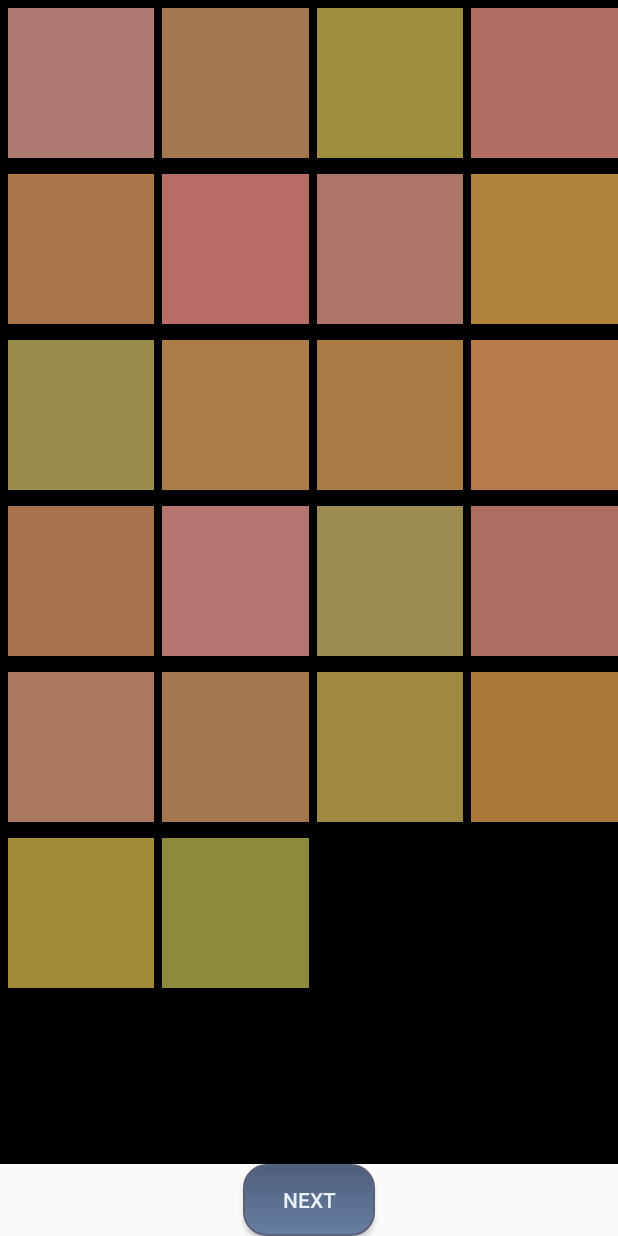
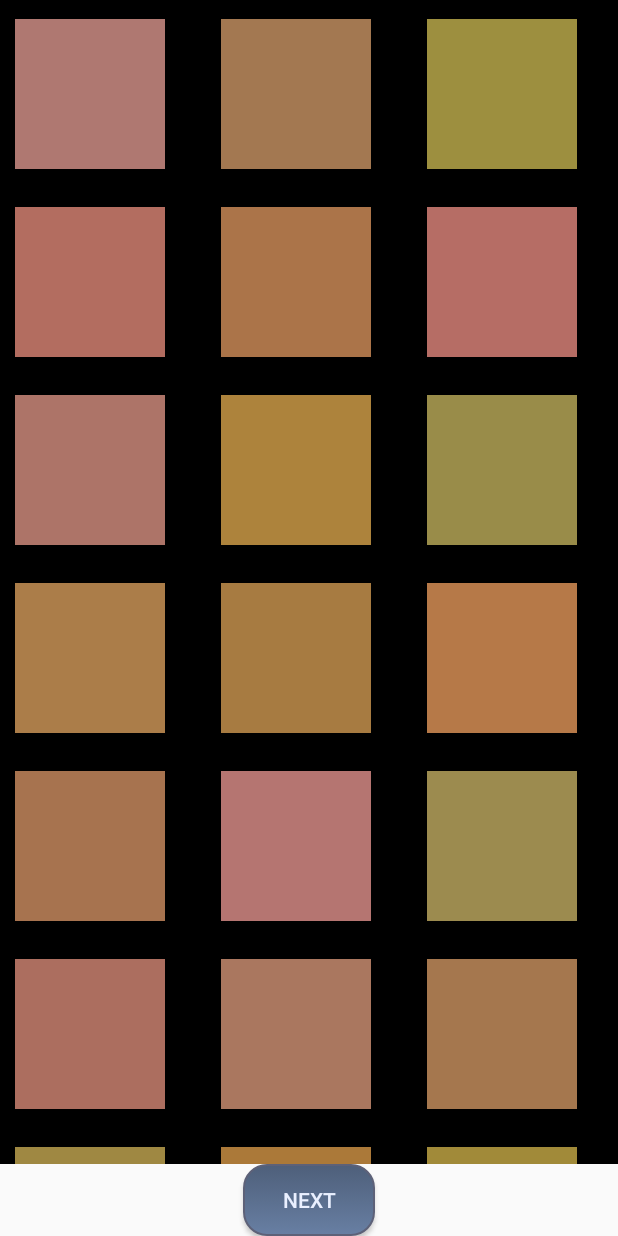
Before and after one commit to ArYalavarti/tsaSoftDev_17-18, an Android app: the DiagnosticFragment screen opened directly, with no data from a screen before it, on a phone screen of 412 x 824 dp. Run offline under Robolectric (Android 15) with nearby library versions, the phone set to English and light mode, and no system bars.

Commit message:
it moves

```diff
--- a/ColorPal/app/src/main/java/com/tsa/hths/colorpal/DiagnosticFragment.java
+++ b/ColorPal/app/src/main/java/com/tsa/hths/colorpal/DiagnosticFragment.java
@@ -15,6 +15,7 @@ import android.widget.Button;
 import android.content.SharedPreferences;
 import android.content.Context;
 import android.content.Intent;
+import android.widget.LinearLayout;
 
 import java.util.ArrayList;
 
@@ -26,7 +27,6 @@ public class DiagnosticFragment extends Fragment {
     private ColorBoxList mColorBoxList;
 
     private int mRound = 0;
-    private int[] mResults = new int[4];
 
     public static DiagnosticFragment getInstance()
     {
@@ -36,11 +36,13 @@ public class DiagnosticFragment extends Fragment {
     private class ColorBoxViewHolder extends RecyclerView.ViewHolder
     {
         private View mView;
+        private LinearLayout mLinLayout;
         private int mPos;
 
         public ColorBoxViewHolder(View itemView) {
             super(itemView);
             mView = itemView.findViewById(R.id.color_box_view);
+            mLinLayout = itemView.findViewById(R.id.color_box_linear_layout);
             mPos = 0;
 
             mView.setOnClickListener(new View.OnClickListener() {
@@ -56,6 +58,14 @@ public class DiagnosticFragment extends Fragment {
         {
             mPos = pos;
             mView.setBackgroundColor(color);
+            if(mColorBoxList.getLastClicked() != -1 && mPos == mColorBoxList.getLastClicked())
+            {
+                mLinLayout.setBackgroundColor(Color.WHITE);
+            }
+            else
+            {
+                mLinLayout.setBackgroundColor(Color.BLACK);
+            }
         }
     }
 
@@ -96,22 +106,23 @@ public class DiagnosticFragment extends Fragment {
         mColorBoxList.shuffleColors();
 
         mRecyclerView = (RecyclerView) v.findViewById(R.id.diagnostic_recycler_view);
-        mRecyclerView.setLayoutManager(new GridLayoutManager(getActivity(), 4));
+        mRecyclerView.setLayoutManager(new GridLayoutManager(getActivity(), 3));
         mRecyclerView.setAdapter(new ColorBoxAdapter(mColorBoxList));
 
         mNextButton = (Button) v.findViewById(R.id.diagnostic_test_next_button);
         mNextButton.setOnClickListener(new View.OnClickListener() {
             @Override
             public void onClick(View view) {
-                mResults[mRound++] = mColorBoxList.getScore();
-                Log.d("DIAG_RESULTS", "" + mColorBoxList.getScore());
+                mColorBoxList.addErrors();
+                mRound++;
 
                 if(mRound > 3) {
                     SharedPreferences sp = PreferenceManager.getDefaultSharedPreferences(getActivity());
-                    sp.edit().putInt(getResources().getString(R.string.diagnostic_test_results_1), mResults[0]).apply();
-                    sp.edit().putInt(getResources().getString(R.string.diagnostic_test_results_2), mResults[1]).apply();
-                    sp.edit().putInt(getResources().getString(R.string.diagnostic_test_results_3), mResults[2]).apply();
-                    sp.edit().putInt(getResources().getString(R.string.diagnostic_test_results_4), mResults[3]).apply();
+                    sp.edit().putInt(getResources().getString(R.string.red_error), mColorBoxList.getRedError()).apply();
+                    sp.edit().putInt(getResources().getString(R.string.green_error), mColorBoxList.getGreenError()).apply();
+                    sp.edit().putInt(getResources().getString(R.string.blue_error), mColorBoxList.getBlueError()).apply();
+
+                    Log.e("COLOR ERRORS", "RED: " + mColorBoxList.getRedError());
 
                     Intent i = new Intent(getActivity(), DiagnosticResultsActivity.class);
                     startActivity(i);
--- a/ColorPal/app/src/main/res/layout/color_box_layout.xml
+++ b/ColorPal/app/src/main/res/layout/color_box_layout.xml
@@ -5,10 +5,21 @@
     android:orientation="vertical"
     android:background="@android:color/black">
 
-    <View android:id="@+id/color_box_view"
-        android:layout_width="100dp"
-        android:layout_height="100dp"
-        android:layout_margin="5dp"
-        android:background="@color/colorPrimary"/>
+    <LinearLayout
+        android:id="@+id/color_box_linear_layout"
+        android:layout_width="125dp"
+        android:layout_height="125dp"
+        android:orientation="vertical"
+        android:gravity="center"
+        android:paddingRight="5dp"
+        android:background="@android:color/black">
+
+        <View android:id="@+id/color_box_view"
+            android:layout_width="100dp"
+            android:layout_height="100dp"
+            android:layout_margin="5dp"
+            android:background="@color/colorPrimary"/>
+
+    </LinearLayout>
 
 </LinearLayout>
--- a/ColorPal/app/src/main/res/values/strings.xml
+++ b/ColorPal/app/src/main/res/values/strings.xml
@@ -36,8 +36,7 @@
 
     <string name="diagnostic_test_results_text_view_text">Your diagnostic test results:</string>
 
-    <string name="diagnostic_test_results_1">dg_results1</string>
-    <string name="diagnostic_test_results_2">dg_results2</string>
-    <string name="diagnostic_test_results_3">dg_results3</string>
-    <string name="diagnostic_test_results_4">dg_results4</string>
+    <string name="red_error">red_error</string>
+    <string name="green_error">green_error</string>
+    <string name="blue_error">blue_error</string>
 </resources>
```
Also changed, not shown: ColorPal/app/src/main/AndroidManifest.xml (+5 -5 lines), ColorPal/app/src/main/java/com/tsa/hths/colorpal/ColorBlindnessCalc.java (added, +63 -0 lines), ColorPal/app/src/main/java/com/tsa/hths/colorpal/ColorBoxList.java (+92 -11 lines), ColorPal/app/src/main/java/com/tsa/hths/colorpal/DiagnosticResultsActivity.java (+38 -5 lines).
